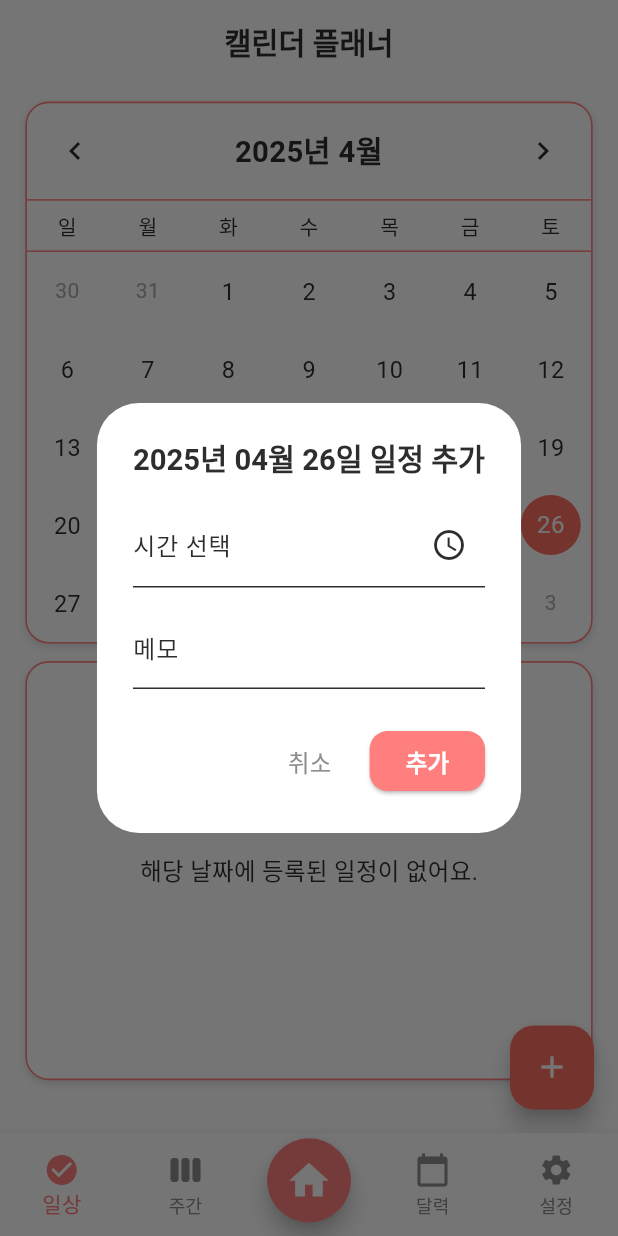
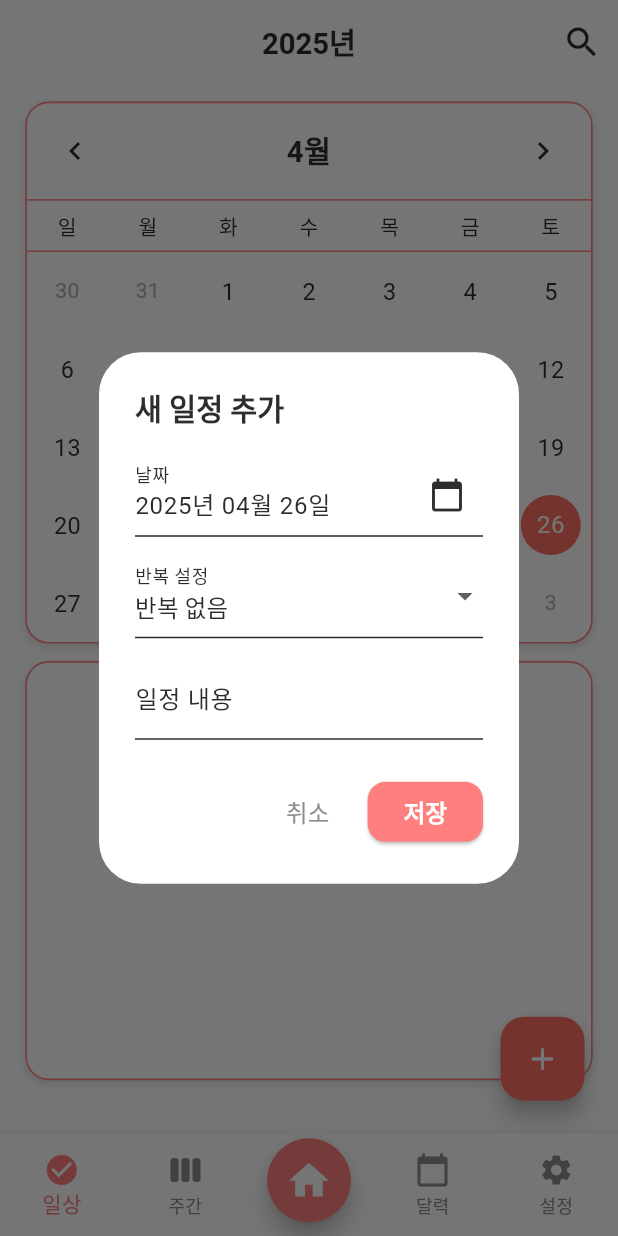
Before and after one commit to JeongHyeon-Jo/abeul_planner, a Flutter app: the CalendarPlannerScreen screen opened by its route, after a tap on the "add" icon, on a phone screen of 412 x 824 dp. Run offline on Flutter 3.47's test engine with Material 3 defaults, Android fonts, the phone set to English and light mode, and no system bars; drawn by our look-alikes of table_calendar; our stand-ins replace flutter_riverpod, flutter_screenutil, go_router, hive, hive_flutter; accounts and stored records are empty; generated files the repository leaves out were written again.

Commit message:
[Refact] 달력 플래너 전체적인 리팩토링

```diff
--- a/lib/features/calendar_planner/data/model/calendar_task_model.dart
+++ b/lib/features/calendar_planner/data/model/calendar_task_model.dart
@@ -3,21 +3,21 @@ import 'package:hive/hive.dart';
 
 part 'calendar_task_model.g.dart'; // build_runner로 생성될 어댑터 파일
 
-/// 날짜별 메모를 위한 모델 클래스
-@HiveType(typeId: 1) // typeId는 고유값이어야 하며 다른 모델과 중복되면 안 됨
+/// 날짜별 메모를 위한 모델 클래스 (리팩토링 버전)
+@HiveType(typeId: 1)
 class CalendarTaskModel {
-  @HiveField(0) // 메모 내용
-  final String memo;
+  @HiveField(0)
+  final String memo; // 메모 내용
 
-  @HiveField(1) // 선택한 시간 (HH:mm 형식의 문자열)
-  final String time;
+  @HiveField(1)
+  final DateTime date; // 저장된 날짜 (yyyy-MM-dd)
 
-  @HiveField(2) // 저장된 날짜 (yyyy-MM-dd 형식의 문자열)
-  final DateTime date;
+  @HiveField(2)
+  final String repeat; // 반복 설정 (없음, 매일, 매주, 매월, 매년)
 
   CalendarTaskModel({
     required this.memo,
-    required this.time,
     required this.date,
+    required this.repeat,
   });
 }
--- a/lib/features/calendar_planner/presentation/screen/calendar_planner_sceen.dart
+++ b/lib/features/calendar_planner/presentation/screen/calendar_planner_sceen.dart
@@ -49,19 +49,31 @@ class _CalendarPlannerScreenState extends ConsumerState<CalendarPlannerScreen> {
     // 선택된 날짜에 해당하는 일정 가져오기
     final tasksForSelectedDay = ref.watch(calendarTaskProvider.notifier)
         .getTasksForDate(_selectedDay!);
+    final currentYear = _focusedDay.year;
 
     return Scaffold(
       appBar: CustomAppBar(
         title: Text(
-          '캘린더 플래너',
+          '${_focusedDay.year}년',
           style: AppTextStyles.title.copyWith(color: AppColors.text),
         ),
         isTransparent: true,
+        actions: [
+          IconButton(
+            icon: Icon(Icons.search, color: AppColors.text, size: 27.sp),
+            onPressed: () {
+              // 검색 기능은 나중에
+            },
+          ),
+        ],
       ),
-      floatingActionButton: FloatingActionButton(
-        onPressed: _openAddTaskDialog, // 일정 추가 버튼
-        backgroundColor: AppColors.accent,
-        child: const Icon(Icons.add),
+      floatingActionButton: Transform.translate(
+        offset: Offset(-6.w, -6.h),
+        child: FloatingActionButton(
+          onPressed: _openAddTaskDialog, // 일정 추가 버튼
+          backgroundColor: AppColors.accent,
+          child: const Icon(Icons.add),
+        ),
       ),
       body: Column(
         children: [
--- a/lib/features/calendar_planner/presentation/widget/calendar_task_dialog.dart
+++ b/lib/features/calendar_planner/presentation/widget/calendar_task_dialog.dart
@@ -8,11 +8,17 @@ import 'package:abeul_planner/core/text_styles.dart';
 import 'package:abeul_planner/features/calendar_planner/data/model/calendar_task_model.dart';
 import 'package:abeul_planner/features/calendar_planner/presentation/provider/calendar_task_provider.dart';
 
-/// 캘린더 일정 추가 다이얼로그 위젯
 class CalendarTaskDialog extends ConsumerStatefulWidget {
-  final DateTime selectedDate;
+  final CalendarTaskModel? existingTask; // 수정 모드일 경우 넘겨줄 기존 데이터
+  final int? index; // 수정 모드일 경우 넘겨줄 인덱스
+  final DateTime selectedDate; // 기본 선택 날짜
 
-  const CalendarTaskDialog({super.key, required this.selectedDate});
+  const CalendarTaskDialog({
+    super.key,
+    this.existingTask,
+    this.index,
+    required this.selectedDate,
+  });
 
   @override
   ConsumerState<CalendarTaskDialog> createState() => _CalendarTaskDialogState();
@@ -20,74 +26,137 @@ class CalendarTaskDialog extends ConsumerStatefulWidget {
 
 class _CalendarTaskDialogState extends ConsumerState<CalendarTaskDialog> {
   final _formKey = GlobalKey<FormState>();
-  final TextEditingController _timeController = TextEditingController();
   final TextEditingController _memoController = TextEditingController();
-  TimeOfDay? _selectedTime;
+  late DateTime _selectedDate;
+  String _selectedRepeat = '반복 없음';
+  final List<String> _repeatOptions = ['반복 없음', '매일', '매주', '매월', '매년'];
 
-  /// 시간 선택 다이얼로그 호출
-  void _pickTime() async {
-    final picked = await showTimePicker(
+  @override
+  void initState() {
+    super.initState();
+    _selectedDate = widget.existingTask?.date ?? widget.selectedDate;
+    _memoController.text = widget.existingTask?.memo ?? '';
+    _selectedRepeat = widget.existingTask?.repeat ?? '반복 없음';
+  }
+
+  @override
+  void dispose() {
+    _memoController.dispose();
+    super.dispose();
+  }
+
+  /// 날짜 선택 다이얼로그
+  Future<void> _pickDate() async {
+    final picked = await showDatePicker(
       context: context,
-      initialTime: TimeOfDay.now(),
+      initialDate: _selectedDate,
+      firstDate: DateTime(2000),
+      lastDate: DateTime(2100),
+      locale: const Locale('ko', 'KR'),
     );
 
     if (picked != null) {
       setState(() {
-        _selectedTime = picked;
-        _timeController.text = picked.format(context);
+        _selectedDate = picked;
       });
     }
   }
 
-  /// 일정 저장
+  /// 저장 함수
   void _submit() {
-    if (_formKey.currentState!.validate() && _selectedTime != null) {
+    if (_formKey.currentState!.validate()) {
       final newTask = CalendarTaskModel(
-        date: widget.selectedDate,
-        time: _selectedTime!.format(context),
         memo: _memoController.text.trim(),
+        date: _selectedDate,
+        repeat: _selectedRepeat,
       );
 
+      if (widget.existingTask == null) {
         ref.read(calendarTaskProvider.notifier).addTask(newTask);
+      } else {
+        ref.read(calendarTaskProvider.notifier).deleteSpecificTask(widget.existingTask!);
+        ref.read(calendarTaskProvider.notifier).addTask(newTask);
+      }
+
+      Navigator.of(context).pop();
+    }
+  }
+
+  /// 삭제 함수
+  void _delete() {
+    if (widget.existingTask != null) {
+      ref.read(calendarTaskProvider.notifier).deleteSpecificTask(widget.existingTask!);
       Navigator.of(context).pop();
     }
   }
 
   @override
-  void dispose() {
-    _timeController.dispose();
-    _memoController.dispose();
-    super.dispose();
-  }
-
-  @override
   Widget build(BuildContext context) {
-    final dateFormatted = DateFormat('yyyy년 MM월 dd일').format(widget.selectedDate);
+    final isEditMode = widget.existingTask != null;
 
     return AlertDialog(
-      title: Text('$dateFormatted 일정 추가', style: AppTextStyles.title),
+      title: Text(isEditMode ? '일정 수정' : '새 일정 추가', style: AppTextStyles.title),
       content: Form(
         key: _formKey,
+        child: SingleChildScrollView(
           child: Column(
             mainAxisSize: MainAxisSize.min,
             children: [
+              // 날짜 선택
               TextFormField(
-              controller: _timeController,
                 readOnly: true,
-              onTap: _pickTime,
+                onTap: _pickDate,
+                controller: TextEditingController(
+                  text: DateFormat('yyyy년 MM월 dd일').format(_selectedDate),
+                ),
                 decoration: const InputDecoration(
-                labelText: '시간 선택',
-                suffixIcon: Icon(Icons.access_time),
+                  labelText: '날짜',
+                  suffixIcon: Icon(Icons.calendar_today),
                 ),
-              validator: (value) => value == null || value.isEmpty ? '시간을 선택하세요' : null,
               ),
               SizedBox(height: 12.h),
+
+              // 반복 설정
+              DropdownButtonFormField<String>(
+                value: _selectedRepeat,
+                items: _repeatOptions.map((repeat) {
+                  return DropdownMenuItem(
+                    value: repeat,
+                    child: Text(repeat, style: AppTextStyles.body),
+                  );
+                }).toList(),
+                onChanged: (value) {
+                  if (value != null) {
+                    setState(() {
+                      _selectedRepeat = value;
+                    });
+                  }
+                },
+                decoration: const InputDecoration(
+                  labelText: '반복 설정',
+                ),
+              ),
+              SizedBox(height: 12.h),
+
+              // 메모 입력
               TextFormField(
                 controller: _memoController,
-              decoration: const InputDecoration(labelText: '메모'),
-              validator: (value) => value == null || value.isEmpty ? '메모를 입력하세요' : null,
+                decoration: const InputDecoration(
+                  labelText: '일정 내용',
+                ),
+                validator: (value) => (value == null || value.isEmpty) ? '일정 내용을 입력하세요' : null,
+              ),
+
+              if (isEditMode)
+                Align(
+                  alignment: Alignment.centerRight,
+                  child: TextButton(
+                    onPressed: _delete,
+                    child: Text('일정 삭제', style: AppTextStyles.caption.copyWith(color: Colors.red)),
+                  ),
                 ),
             ],
+          ),
         ),
       ),
       actions: [
@@ -97,7 +166,7 @@ class _CalendarTaskDialogState extends ConsumerState<CalendarTaskDialog> {
         ),
         ElevatedButton(
           onPressed: _submit,
-          child: Text('추가', style: AppTextStyles.button),
+          child: Text('저장', style: AppTextStyles.button),
         ),
       ],
     );
--- a/lib/features/calendar_planner/presentation/widget/calendar_widget.dart
+++ b/lib/features/calendar_planner/presentation/widget/calendar_widget.dart
@@ -57,6 +57,7 @@ class CalendarWidget extends StatelessWidget {
                 bottom: BorderSide(color: AppColors.primary),
               ),
             ),
+            titleTextFormatter: (date, locale) => '${date.month}월',
           ),
           daysOfWeekStyle: DaysOfWeekStyle(
             weekdayStyle: AppTextStyles.body.copyWith(fontSize: 14.sp),
```
Also changed, not shown: lib/features/calendar_planner/presentation/provider/calendar_task_provider.dart (+26 -5 lines), lib/features/calendar_planner/presentation/widget/calendar_task_list.dart (+46 -4 lines), lib/features/daily_planner/presentation/screen/daily_planner_screen.dart (+7 -4 lines), lib/features/home_planner/presentation/widget/calendar_section.dart (+10 -9 lines), lib/features/weekly_planner/presentation/screen/weekly_planner_sceen.dart (+7 -4 lines). Lines whose indentation alone changed are shown as unchanged.
